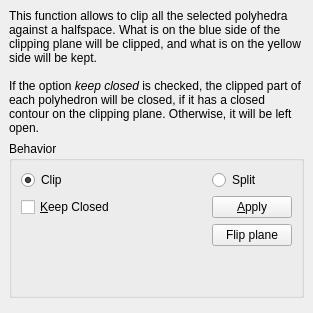
Old version of the form Polyhedron/demo/Polyhedron/Plugins/Operations_on_polyhedra/Clip_polyhedron_plugin.ui in the repository CGAL/cgal.
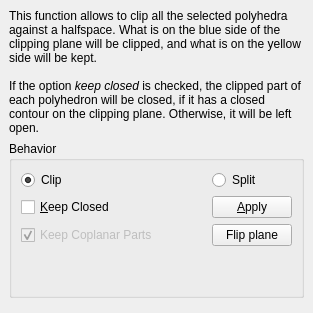
New version of the form.

```diff
--- a/Polyhedron/demo/Polyhedron/Plugins/Operations_on_polyhedra/Clip_polyhedron_plugin.ui
+++ b/Polyhedron/demo/Polyhedron/Plugins/Operations_on_polyhedra/Clip_polyhedron_plugin.ui
@@ -120,6 +120,22 @@
            </property>
           </spacer>
          </item>
+         <item row="4" column="0">
+          <widget class="QCheckBox" name="coplanarCheckBox">
+           <property name="enabled">
+            <bool>false</bool>
+           </property>
+           <property name="toolTip">
+            <string>&lt;html&gt;&lt;head/&gt;&lt;body&gt;&lt;p&gt;&lt;span style=&quot; font-family:'Roboto,sans-serif'; font-size:14px; color:#000000; background-color:#ffffff;&quot;&gt;If this is un-checked, the parts of &lt;/span&gt;&lt;span style=&quot; font-size:14px; color:#000000; background-color:#ffffff;&quot;&gt;the mesh that are&lt;/span&gt;&lt;span style=&quot; font-family:'Roboto,sans-serif'; font-size:14px; color:#000000; background-color:#ffffff;&quot;&gt; coplanar with the &lt;/span&gt;&lt;span style=&quot; font-size:14px; color:#000000; background-color:#ffffff;&quot;&gt;plane&lt;/span&gt;&lt;span style=&quot; font-family:'Roboto,sans-serif'; font-size:14px; color:#000000; background-color:#ffffff;&quot;&gt; will not be part of the output.&lt;/span&gt;&lt;/p&gt;&lt;p&gt;&lt;span style=&quot; font-family:'Roboto,sans-serif'; font-size:14px; color:#000000; background-color:#ffffff;&quot;&gt;Only available in &lt;/span&gt;&lt;span style=&quot; font-family:'Roboto,sans-serif'; font-size:14px; font-style:italic; color:#000000; background-color:#ffffff;&quot;&gt;Split&lt;/span&gt;&lt;span style=&quot; font-family:'Roboto,sans-serif'; font-size:14px; color:#000000; background-color:#ffffff;&quot;&gt; mode.&lt;/span&gt;&lt;/p&gt;&lt;/body&gt;&lt;/html&gt;</string>
+           </property>
+           <property name="text">
+            <string>Keep Coplanar Parts</string>
+           </property>
+           <property name="checked">
+            <bool>true</bool>
+           </property>
+          </widget>
+         </item>
         </layout>
        </widget>
       </item>
```
